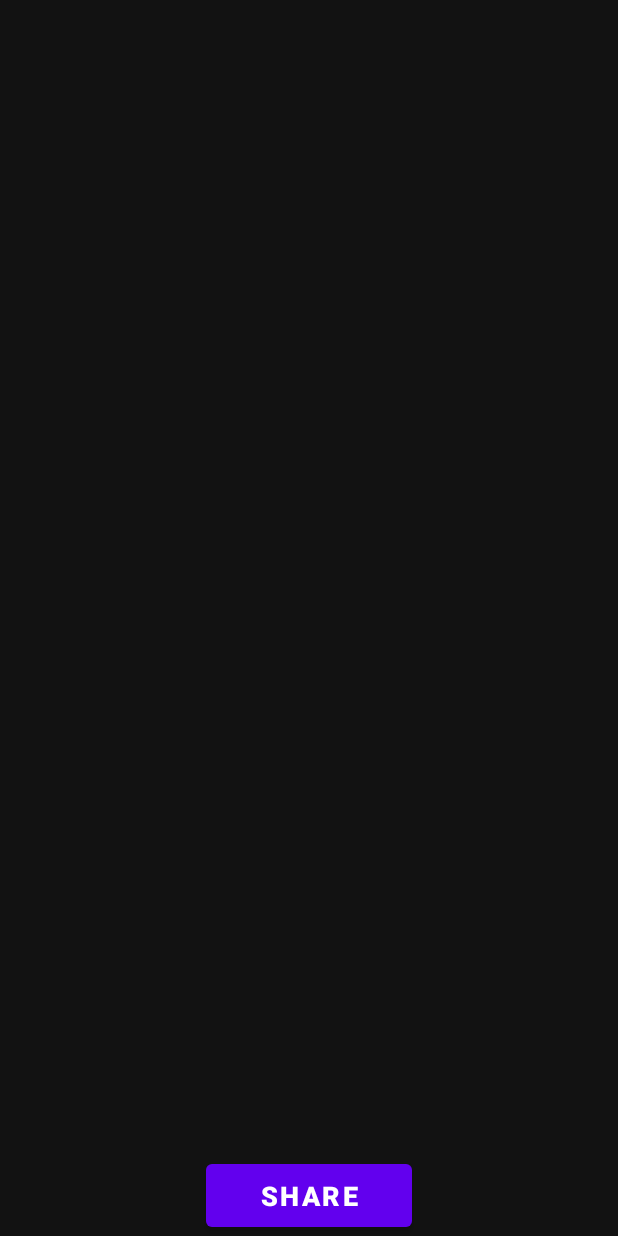
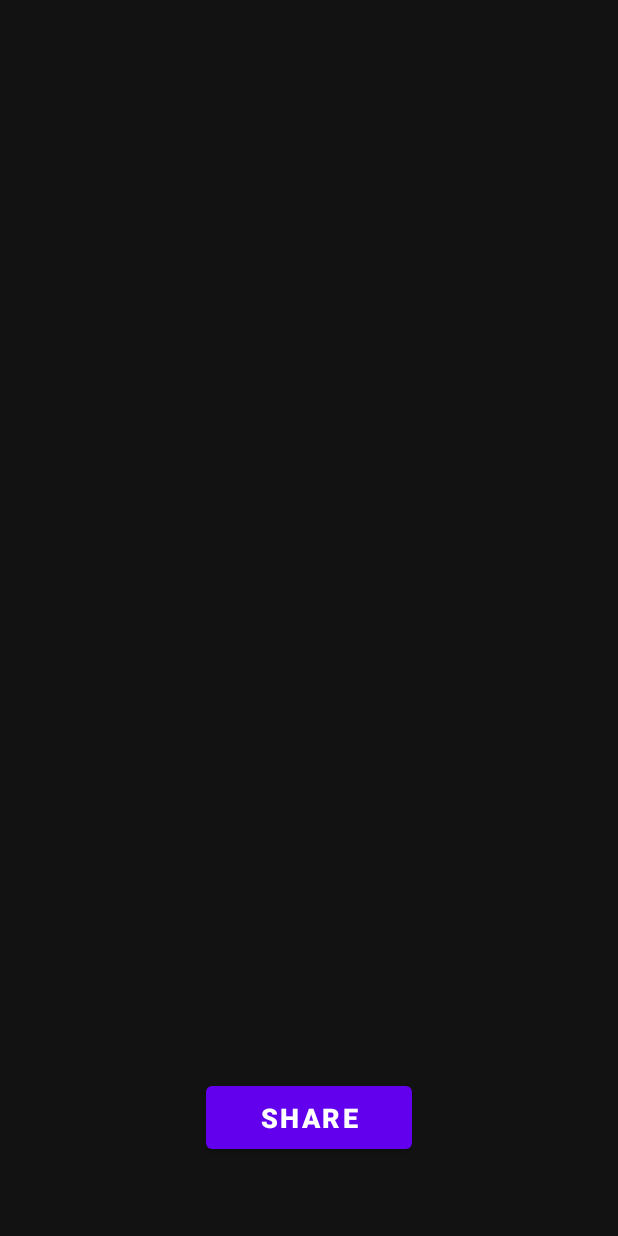
Before and after one commit to Kajal13081/Gallery-Application, an Android app: the Full_Image_Activity screen opened directly, with no data from a screen before it, on a phone screen of 412 x 824 dp. Run offline under Robolectric (Android 15) with nearby library versions, the phone set to English and light mode, and no system bars; 1 statement that could not run was skipped.

Commit message:
ui fixed

```diff
--- a/app/src/main/res/layout/activity_full_image.xml
+++ b/app/src/main/res/layout/activity_full_image.xml
@@ -23,6 +23,7 @@
         android:id="@+id/button"
         android:layout_width="137dp"
         android:layout_height="54dp"
+        android:layout_marginBottom="52dp"
         android:fontFamily="sans-serif-black"
         android:text="Share"
         android:textAllCaps="true"
```
